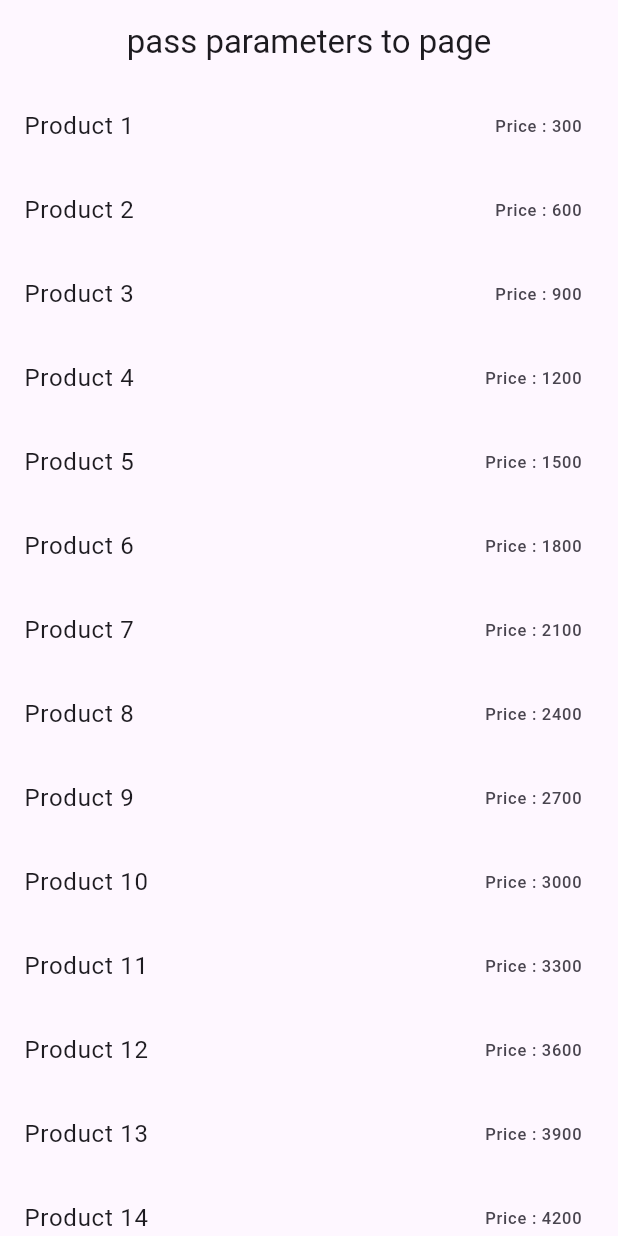
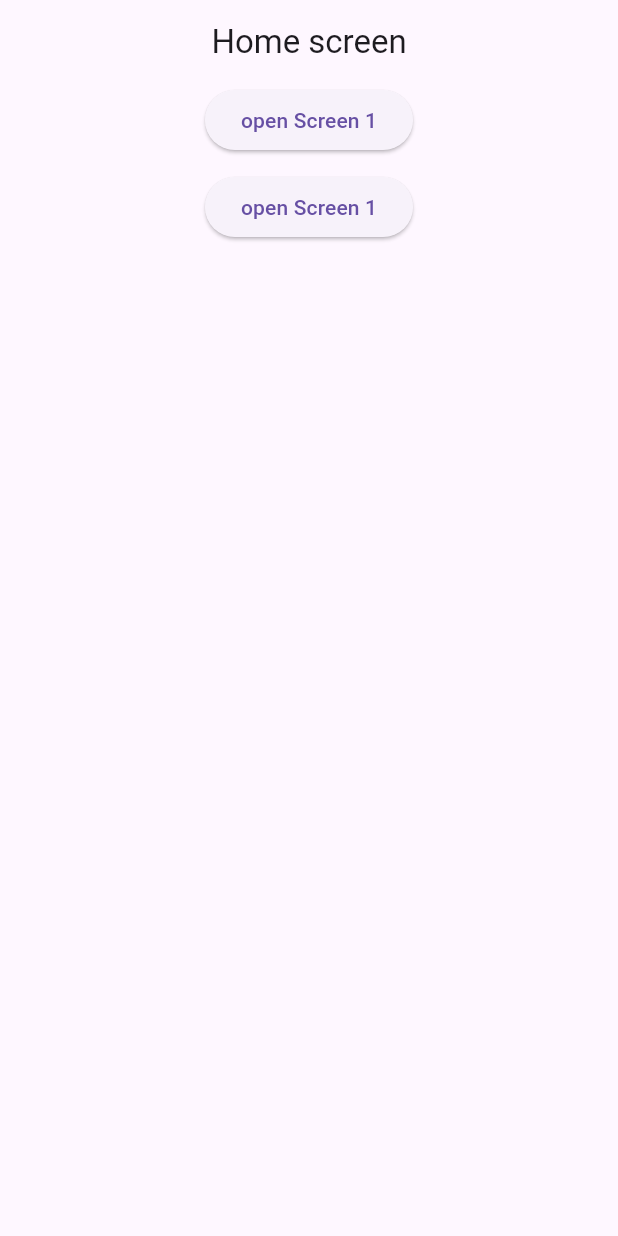
Before and after one commit to sm-hl/simple_project, a Flutter app: the screen it shows after launch, on a phone screen of 412 x 824 dp. Run offline on Flutter 3.47's test engine with Material 3 defaults, Android fonts, the phone set to English and light mode, and no system bars; our stand-ins replace flutter_svg.

Commit message:
Routes : all types of push methods push, pushReplacement, pushAndRemoveUntil and more

```diff
--- a/lib/main.dart
+++ b/lib/main.dart
@@ -14,7 +14,8 @@ class MyApp extends StatelessWidget {
   @override
   Widget build(BuildContext context) {
     return MaterialApp(
-      home: Home(),
+      initialRoute: '/',
+      routes: routes,
     );
   }
 }
--- a/lib/pages/home.dart
+++ b/lib/pages/home.dart
@@ -1,34 +1,40 @@
 // ignore_for_file: prefer_const_constructors
 
 import 'package:flutter/material.dart';
-import 'package:simple_project/pages/second.dart';
-import 'package:simple_project/product.dart';
-import 'package:simple_project/student.dart';
+import 'package:simple_project/pages/screen1.dart';
 
 class Home extends StatelessWidget {
   const Home({super.key});
 
   @override
   Widget build(BuildContext context) {
-    List<Product> products = List.generate(
-        100,
-        (index) =>
-            Product(name: 'Product ${index + 1}', price: (index + 1) * 300));
     return Scaffold(
       appBar: AppBar(
-        title: Text("pass parameters to page"),
+        title: Text("Home screen"),
         centerTitle: true,
       ),
-      body: ListView.builder(
-        itemCount: products.length,
-        itemBuilder: (context, i) => ListTile(
-            title: Text(products[i].name),
-            trailing: Text('Price : ${products[i].price}'),
-            onTap: () {
-              Navigator.push(context, MaterialPageRoute(builder: (context) => Second(product: products[i])));
-            }
-        ),
-      ),
+      body: Center(
+        child: Column(
+          children: [
+          // push : use basic route(we call it also "on the fly route")
+            ElevatedButton(
+              onPressed: () {
+                Navigator.of(context)
+                    .push(MaterialPageRoute(builder: (c) => Screen1()));
+              },
+              child: Text("open Screen 1"),
+            ),
+            SizedBox(height: 10,),
+            // pushNamed : use named route
+            ElevatedButton(
+              onPressed: () {
+                Navigator.of(context).pushNamed('/screen1');
+              },
+              child: Text("open Screen 1"),
+            ),
+          ],
+        )
+      )
     );
   }
 }
--- a/lib/routes/routes.dart
+++ b/lib/routes/routes.dart
@@ -1,10 +1,10 @@
 import 'package:flutter/material.dart';
 import 'package:simple_project/pages/Home.dart';
-import 'package:simple_project/pages/first.dart';
-import 'package:simple_project/pages/second.dart';
+import 'package:simple_project/pages/screen1.dart';
+import 'package:simple_project/pages/screen2.dart';
 
 Map<String, WidgetBuilder> routes = {
   '/': (context) => Home(),
-  '/first': (context) => First(),
-  '/second': (context) => Second(),
+  '/screen1': (context) => Screen1(),
+  '/screen2': (context) => Screen2(),
 };
```
Also changed, not shown: lib/pages/screen1.dart (added, +37 -0 lines), lib/pages/screen2.dart (added, +39 -0 lines).
